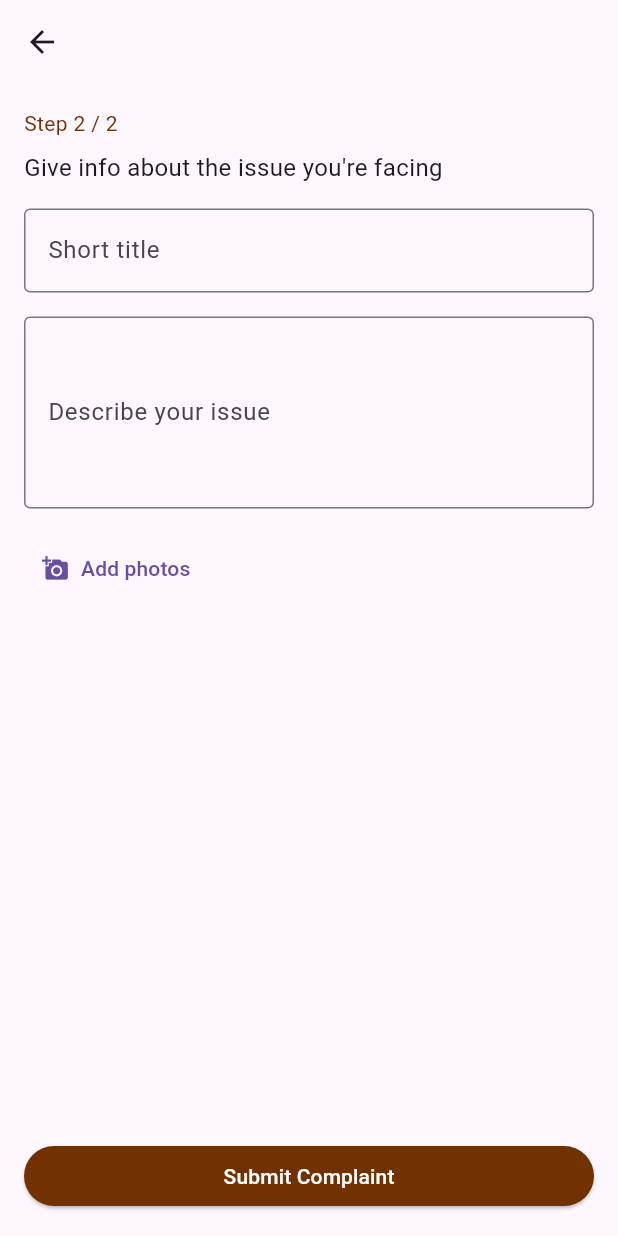
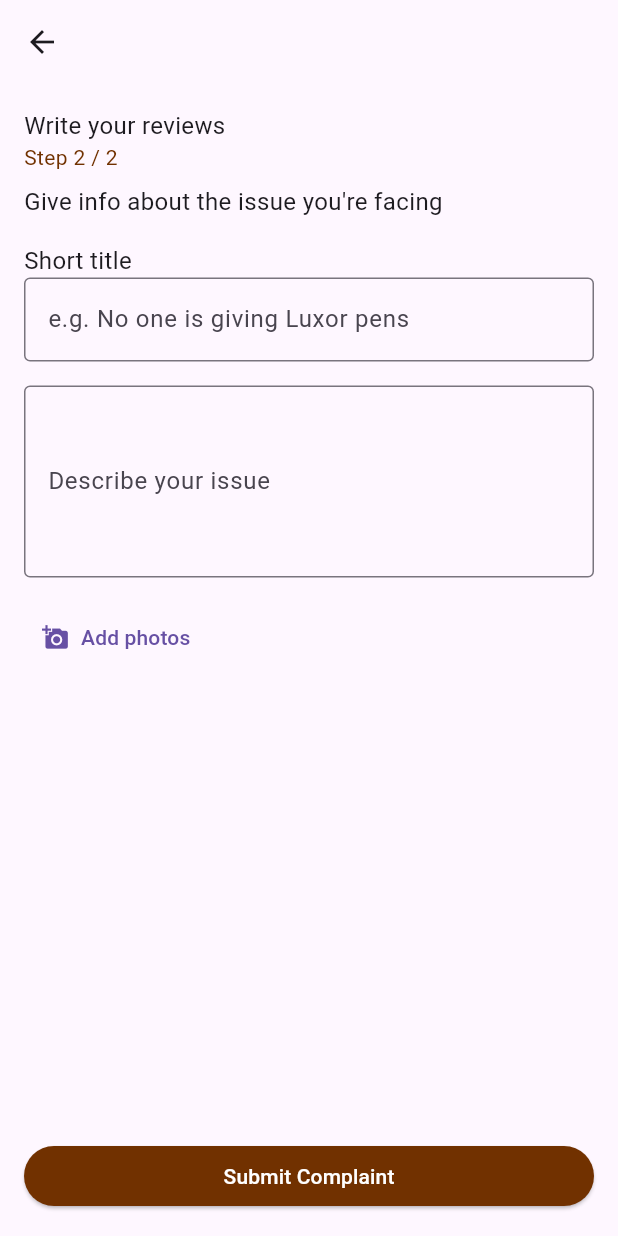
Before and after one commit to Vastu-verma/flutter-app, a Flutter app: the StepTwoScreen screen opened directly, on a phone screen of 412 x 824 dp. Run offline on Flutter 3.47's test engine with Material 3 defaults, Android fonts, the phone set to English and light mode, and no system bars.

Commit message:
initial commit

```diff
--- a/lib/firstScreen.dart
+++ b/lib/firstScreen.dart
@@ -57,7 +57,7 @@ class _StepOneScreenState extends State<StepOneScreen> {
               padding: const EdgeInsets.all(16),
               side: const BorderSide(color: Colors.grey),
               backgroundColor:
-              selectedOption == option['label'] ? const Color.fromRGBO(113, 49, 0, 1) : Colors.white,
+              selectedOption == option['label'] ?  Colors.brown : Colors.white,
             ),
             child: Row(
               children: [
--- a/lib/secondScreen.dart
+++ b/lib/secondScreen.dart
@@ -15,6 +15,10 @@ class StepTwoScreen extends StatelessWidget {
         child: Column(
           crossAxisAlignment: CrossAxisAlignment.start,
           children: [
+            const Text(
+              "Write your reviews",
+              style: TextStyle(fontSize: 16),
+            ),
             const Text("Step 2 / 2", style: TextStyle(color: Color.fromRGBO(113, 49, 0, 1))),
             const SizedBox(height: 8),
             const Text(
@@ -22,9 +26,13 @@ class StepTwoScreen extends StatelessWidget {
               style: TextStyle(fontSize: 16),
             ),
             const SizedBox(height: 16),
+            const Text(
+              "Short title",
+              style: TextStyle(fontSize: 16),
+            ),
             const TextField(
               decoration: InputDecoration(
-                labelText: 'Short title',
+
                 hintText: 'e.g. No one is giving Luxor pens',
                 border: OutlineInputBorder(),
               ),
```
Also changed, not shown: assets/img_1.png.
